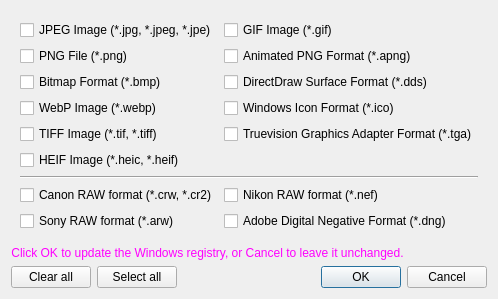
Before: the Qt Designer form components/file-association/fileassocdialog.ui in nai62/quickviewer, drawn with Qt 5.
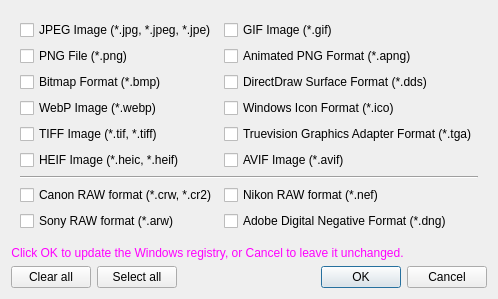
After: the same form once the commit is applied. Icons and pictures are not drawn.

Commit message: feat: support AVIF still images with regression coverage

```diff
--- a/components/file-association/fileassocdialog.ui
+++ b/components/file-association/fileassocdialog.ui
@@ -98,6 +98,13 @@
         </property>
        </widget>
       </item>
+      <item row="5" column="1">
+       <widget class="QCheckBox" name="checkBoxAvif">
+        <property name="text">
+         <string>AVIF Image (*.avif)</string>
+        </property>
+       </widget>
+      </item>
       <item row="6" column="0" colspan="2">
        <widget class="Line" name="line">
         <property name="orientation">
```
The commit also changes 18 other files.
